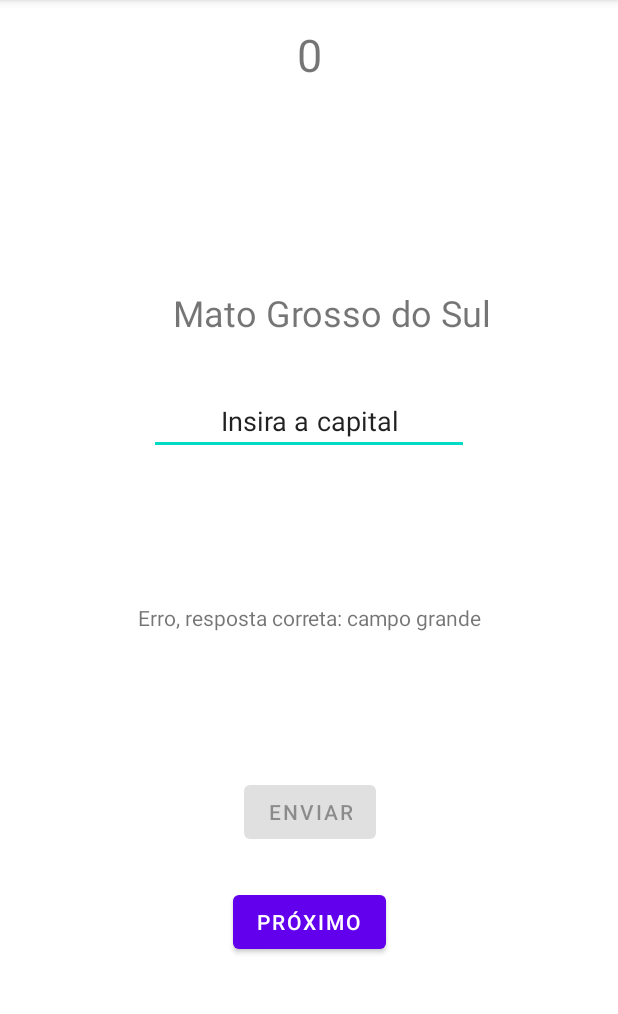
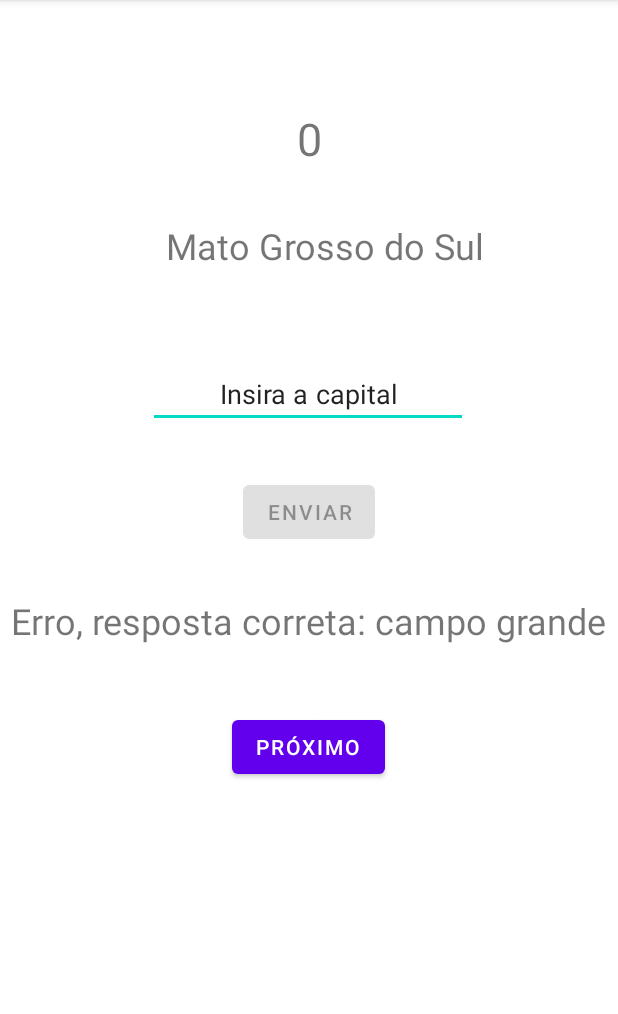
Before and after one commit to Amigos-de-Jose-Samuel/Jogo-da-Capital, an Android app: the screen it shows after launch (MainActivity), after a tap on "ENVIAR", on a phone screen of 412 x 824 dp, the part 84-1098 px from its top. Run offline under Robolectric (Android 15) with nearby library versions, the phone set to English and light mode, and no system bars.

Commit message:
Realizado testes, alterações feitas: - retirar acentos nas strings; - buscar resposta certa no array; - pontuação marcava 0 apenas; - quando clicar em next setar "informe a capital"; - criado lista de perguntas já sorteadas.

```diff
--- a/app/src/main/AndroidManifest.xml
+++ b/app/src/main/AndroidManifest.xml
@@ -9,7 +9,8 @@
         android:roundIcon="@mipmap/ic_launcher_round"
         android:supportsRtl="true"
         android:theme="@style/Theme.JogoDaCapital">
-        <activity android:name=".MainActivity">
+        <activity android:name=".MainActivity"
+            android:exported="true">
             <intent-filter>
                 <action android:name="android.intent.action.MAIN" />
 
--- a/app/src/main/java/samuel/jose/jogodacapital/MainActivity.java
+++ b/app/src/main/java/samuel/jose/jogodacapital/MainActivity.java
@@ -8,12 +8,18 @@ import android.widget.Button;
 import android.widget.EditText;
 import android.widget.TextView;
 
+import java.text.Normalizer;
+import java.util.ArrayList;
+import java.util.Arrays;
+import java.util.List;
 import java.util.Locale;
 import java.util.Random;
+import java.util.regex.Pattern;
 
 public class MainActivity extends AppCompatActivity {
     String[] states = {"Acre", "Alagoas", "Amapá", "Amazonas", "Bahia", "Ceará", "Espírito Santo", "Goiás", "Maranhão", "Mato Grosso", "Mato Grosso do Sul", "Paraíba", "Piauí", "Roraima", "Rondônia"};
     String[] cities = {"Rio Branco", "Maceió", "Macapá", "Manaus", "Salvador", "Fortaleza", "Vitória", "Goiânia", "São Luís", "Cuiabá", "Campo Grande", "João Pessoa", "Teresina", "Boa Vista", "Porto Velho"};
+    List<String> sorteadas = new ArrayList<String>();
     TextView score, state, output;
     EditText input;
     Button guessBtn, nextBtn;
@@ -44,13 +50,26 @@ public class MainActivity extends AppCompatActivity {
 
     public void guess(View view)
     {
-        String res = (input.getText().toString()).toLowerCase(Locale.ROOT);//pego o valor respondido
-        String capital = cities[actual].toLowerCase(Locale.ROOT);//pego a resposta correta
-
+        String res = Pattern.compile("\\p{InCombiningDiacriticalMarks}+")
+                .matcher(Normalizer.normalize((input.getText().toString()), Normalizer.Form.NFD))
+                .replaceAll(""); //Retira todos os acentos
+        res = res.toLowerCase(Locale.ROOT);
+        int contador = 0;
+        for(String item: cities) {
+            if(item.equals(res)) {
+                actual = contador;
+                break;
+            }
+            contador++;
+        }
+        String capitalSemAcento = Pattern.compile("\\p{InCombiningDiacriticalMarks}+")
+                .matcher(Normalizer.normalize(cities[actual].toLowerCase(Locale.ROOT), Normalizer.Form.NFD))
+                .replaceAll(""); //Retira todos os acentos
+        String capital = capitalSemAcento.toLowerCase(Locale.ROOT);
         if(res.equals(capital)) {
             output.setText("Correto!");
             int scoreAtual = Integer.parseInt(score.getText().toString()); // aumento o score
-            score.setText(scoreAtual++);
+            score.setText("Pontuação: "+(scoreAtual + 10) + " pontos");
         } else
             output.setText("Erro, resposta correta: " + capital);
 
@@ -61,6 +80,7 @@ public class MainActivity extends AppCompatActivity {
     public void next(View view) {
         draw();
         output.setText("");
+        input.setText("Informe a capital");
         nextBtn.setEnabled(false);
         guessBtn.setEnabled(true);
         count++;
@@ -68,6 +88,13 @@ public class MainActivity extends AppCompatActivity {
 
     private void draw() {
         actual = random.nextInt(14);
+        while(true) {
+            if(Arrays.asList(sorteadas).contains(states[actual]))
+                actual = random.nextInt(14);
+            else
+                break;
+        }
         state.setText(states[actual]);
+        sorteadas.add(states[actual]);
     }
 }
--- a/app/src/main/res/layout/activity_main.xml
+++ b/app/src/main/res/layout/activity_main.xml
@@ -10,8 +10,8 @@
         android:id="@+id/state"
         android:layout_width="wrap_content"
         android:layout_height="wrap_content"
-        android:layout_marginStart="16dp"
-        android:layout_marginBottom="33dp"
+        android:layout_marginStart="12dp"
+        android:layout_marginBottom="60dp"
         android:text="Nome do estado"
         android:textSize="24sp"
         app:layout_constraintBottom_toTopOf="@+id/capital"
@@ -21,12 +21,13 @@
         android:id="@+id/capital"
         android:layout_width="wrap_content"
         android:layout_height="wrap_content"
-        android:layout_marginTop="258dp"
+        android:layout_marginTop="240dp"
         android:ems="10"
         android:inputType="textPersonName"
         android:text="Insira a capital"
         android:textAlignment="center"
         app:layout_constraintEnd_toEndOf="parent"
+        app:layout_constraintHorizontal_bias="0.497"
         app:layout_constraintStart_toStartOf="parent"
         app:layout_constraintTop_toTopOf="parent" />
 
@@ -34,44 +35,43 @@
         android:id="@+id/guessBtn"
         android:layout_width="wrap_content"
         android:layout_height="wrap_content"
-        android:layout_marginStart="7dp"
-        android:layout_marginBottom="25dp"
+        android:layout_marginTop="32dp"
         android:onClick="guess"
         android:text="Enviar"
-        app:layout_constraintBottom_toTopOf="@+id/nextBtn"
-        app:layout_constraintStart_toStartOf="@+id/nextBtn" />
+        app:layout_constraintEnd_toEndOf="parent"
+        app:layout_constraintStart_toStartOf="parent"
+        app:layout_constraintTop_toBottomOf="@+id/capital" />
 
     <Button
         android:id="@+id/nextBtn"
         android:layout_width="wrap_content"
         android:layout_height="wrap_content"
-        android:layout_marginBottom="129dp"
+        android:layout_marginTop="44dp"
         android:checkable="false"
         android:clickable="false"
         android:onClick="next"
         android:text="Próximo"
         android:visibility="visible"
-        app:layout_constraintBottom_toBottomOf="parent"
         app:layout_constraintEnd_toEndOf="parent"
-        app:layout_constraintStart_toStartOf="parent" />
+        app:layout_constraintHorizontal_bias="0.498"
+        app:layout_constraintStart_toStartOf="parent"
+        app:layout_constraintTop_toBottomOf="@+id/output" />
 
     <TextView
         android:id="@+id/output"
         android:layout_width="wrap_content"
         android:layout_height="wrap_content"
-        android:layout_marginTop="126dp"
-        android:layout_marginBottom="126dp"
-        android:text="Correto!/Errado!"
-        app:layout_constraintBottom_toBottomOf="@+id/guessBtn"
+        android:layout_marginTop="32dp"
+        android:textSize="24sp"
         app:layout_constraintEnd_toEndOf="parent"
         app:layout_constraintStart_toStartOf="parent"
-        app:layout_constraintTop_toTopOf="@+id/capital" />
+        app:layout_constraintTop_toBottomOf="@+id/guessBtn" />
 
     <TextView
         android:id="@+id/score"
         android:layout_width="wrap_content"
         android:layout_height="wrap_content"
-        android:layout_marginTop="16dp"
+        android:layout_marginTop="72dp"
         android:text="Pontuação: 0 pontos"
         android:textSize="30sp"
         app:layout_constraintEnd_toEndOf="parent"
```
Also changed, not shown: build.gradle (+2 -9 lines), settings.gradle (+8 -0 lines), gradle/wrapper/gradle-wrapper.properties.
